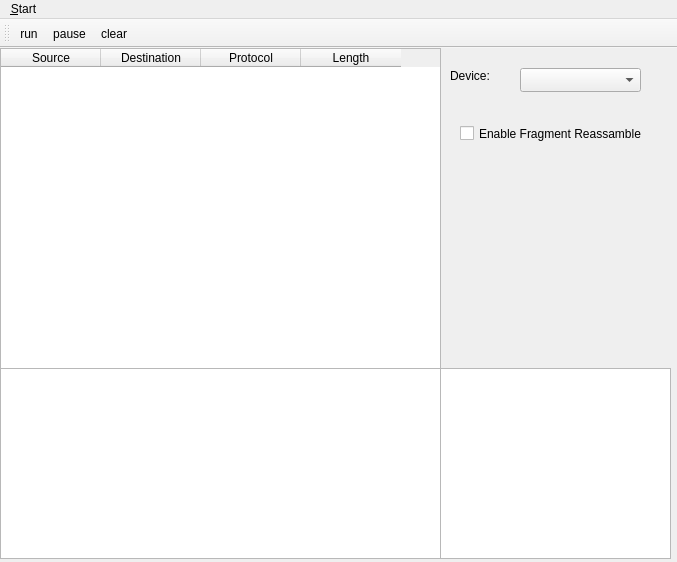
Qt form mainwindow.ui (Epsilon314/sniffer) before a commit.
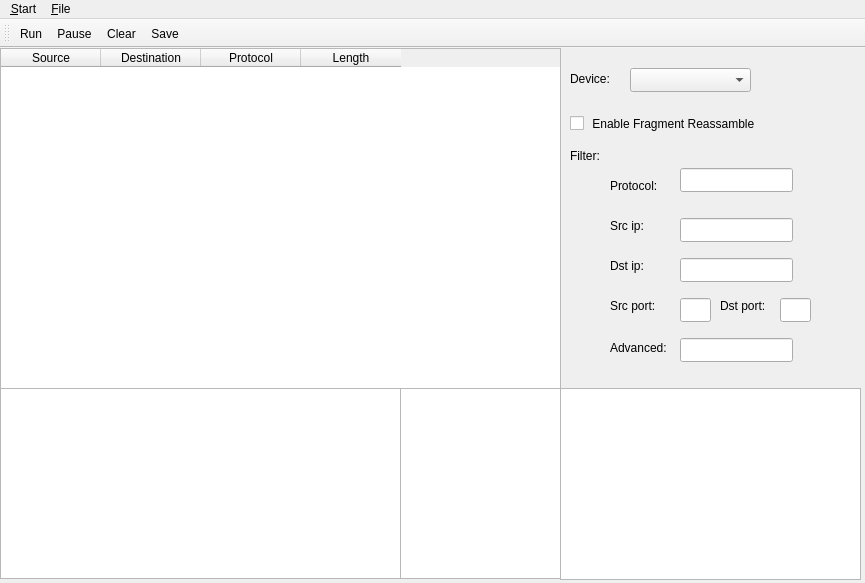
The same form after that commit.

The edit to the form file:
```diff
--- a/mainwindow.ui
+++ b/mainwindow.ui
@@ -6,8 +6,8 @@
    <rect>
     <x>0</x>
     <y>0</y>
-    <width>677</width>
-    <height>562</height>
+    <width>865</width>
+    <height>583</height>
    </rect>
   </property>
   <property name="windowTitle">
@@ -17,7 +17,7 @@
    <widget class="QComboBox" name="comboBox">
     <property name="geometry">
      <rect>
-      <x>520</x>
+      <x>630</x>
       <y>20</y>
       <width>121</width>
       <height>24</height>
@@ -29,8 +29,8 @@
      <rect>
       <x>0</x>
       <y>0</y>
-      <width>441</width>
-      <height>321</height>
+      <width>561</width>
+      <height>341</height>
      </rect>
     </property>
     <column>
@@ -70,8 +70,8 @@
     <property name="geometry">
      <rect>
       <x>0</x>
-      <y>320</y>
-      <width>441</width>
+      <y>340</y>
+      <width>401</width>
       <height>191</height>
      </rect>
     </property>
@@ -87,10 +87,10 @@
    <widget class="QLabel" name="label">
     <property name="geometry">
      <rect>
-      <x>450</x>
+      <x>570</x>
       <y>20</y>
-      <width>46</width>
-      <height>16</height>
+      <width>51</width>
+      <height>21</height>
      </rect>
     </property>
     <property name="text">
@@ -100,9 +100,9 @@
    <widget class="QTextBrowser" name="textBrowser_2">
     <property name="geometry">
      <rect>
-      <x>440</x>
-      <y>320</y>
-      <width>231</width>
+      <x>400</x>
+      <y>340</y>
+      <width>161</width>
       <height>191</height>
      </rect>
     </property>
@@ -110,14 +110,175 @@
    <widget class="QCheckBox" name="checkBox">
     <property name="geometry">
      <rect>
-      <x>460</x>
-      <y>50</y>
-      <width>201</width>
+      <x>570</x>
+      <y>40</y>
+      <width>211</width>
       <height>71</height>
      </rect>
     </property>
     <property name="text">
-     <string>Enable Fragment Reassamble</string>
+     <string> Enable Fragment Reassamble</string>
+    </property>
+   </widget>
+   <widget class="QTextBrowser" name="textBrowser_3">
+    <property name="geometry">
+     <rect>
+      <x>560</x>
+      <y>340</y>
+      <width>301</width>
+      <height>192</height>
+     </rect>
+    </property>
+   </widget>
+   <widget class="QLabel" name="label_2">
+    <property name="geometry">
+     <rect>
+      <x>570</x>
+      <y>100</y>
+      <width>60</width>
+      <height>16</height>
+     </rect>
+    </property>
+    <property name="text">
+     <string>Filter:</string>
+    </property>
+   </widget>
+   <widget class="QLabel" name="label_3">
+    <property name="geometry">
+     <rect>
+      <x>610</x>
+      <y>130</y>
+      <width>60</width>
+      <height>16</height>
+     </rect>
+    </property>
+    <property name="text">
+     <string>Protocol:</string>
+    </property>
+   </widget>
+   <widget class="QLabel" name="label_4">
+    <property name="geometry">
+     <rect>
+      <x>610</x>
+      <y>170</y>
+      <width>60</width>
+      <height>16</height>
+     </rect>
+    </property>
+    <property name="text">
+     <string>Src ip:</string>
+    </property>
+   </widget>
+   <widget class="QLabel" name="label_5">
+    <property name="geometry">
+     <rect>
+      <x>610</x>
+      <y>210</y>
+      <width>60</width>
+      <height>16</height>
+     </rect>
+    </property>
+    <property name="text">
+     <string>Dst ip:</string>
+    </property>
+   </widget>
+   <widget class="QLabel" name="label_6">
+    <property name="geometry">
+     <rect>
+      <x>610</x>
+      <y>250</y>
+      <width>60</width>
+      <height>16</height>
+     </rect>
+    </property>
+    <property name="text">
+     <string>Src port:</string>
+    </property>
+   </widget>
+   <widget class="QLabel" name="label_7">
+    <property name="geometry">
+     <rect>
+      <x>720</x>
+      <y>250</y>
+      <width>60</width>
+      <height>16</height>
+     </rect>
+    </property>
+    <property name="text">
+     <string>Dst port:</string>
+    </property>
+   </widget>
+   <widget class="QLabel" name="label_8">
+    <property name="geometry">
+     <rect>
+      <x>610</x>
+      <y>290</y>
+      <width>71</width>
+      <height>20</height>
+     </rect>
+    </property>
+    <property name="text">
+     <string>Advanced:</string>
+    </property>
+   </widget>
+   <widget class="QLineEdit" name="lineEdit">
+    <property name="geometry">
+     <rect>
+      <x>680</x>
+      <y>120</y>
+      <width>113</width>
+      <height>24</height>
+     </rect>
+    </property>
+   </widget>
+   <widget class="QLineEdit" name="lineEdit_2">
+    <property name="geometry">
+     <rect>
+      <x>680</x>
+      <y>170</y>
+      <width>113</width>
+      <height>24</height>
+     </rect>
+    </property>
+   </widget>
+   <widget class="QLineEdit" name="lineEdit_3">
+    <property name="geometry">
+     <rect>
+      <x>680</x>
+      <y>210</y>
+      <width>113</width>
+      <height>24</height>
+     </rect>
+    </property>
+   </widget>
+   <widget class="QLineEdit" name="lineEdit_4">
+    <property name="geometry">
+     <rect>
+      <x>680</x>
+      <y>250</y>
+      <width>31</width>
+      <height>24</height>
+     </rect>
+    </property>
+   </widget>
+   <widget class="QLineEdit" name="lineEdit_6">
+    <property name="geometry">
+     <rect>
+      <x>680</x>
+      <y>290</y>
+      <width>113</width>
+      <height>24</height>
+     </rect>
+    </property>
+   </widget>
+   <widget class="QLineEdit" name="lineEdit_5">
+    <property name="geometry">
+     <rect>
+      <x>780</x>
+      <y>250</y>
+      <width>31</width>
+      <height>24</height>
+     </rect>
     </property>
    </widget>
   </widget>
@@ -126,7 +287,7 @@
     <rect>
      <x>0</x>
      <y>0</y>
-     <width>677</width>
+     <width>865</width>
      <height>22</height>
     </rect>
    </property>
@@ -138,7 +299,14 @@
     <addaction name="actionsniffpause"/>
     <addaction name="actionsniffclear"/>
    </widget>
+   <widget class="QMenu" name="menu_File">
+    <property name="title">
+     <string>&amp;File</string>
+    </property>
+    <addaction name="actionSave"/>
+   </widget>
    <addaction name="menu_Start"/>
+   <addaction name="menu_File"/>
   </widget>
   <widget class="QToolBar" name="toolBar">
    <property name="windowTitle">
@@ -153,10 +321,11 @@
    <addaction name="actionsniffrun"/>
    <addaction name="actionsniffpause"/>
    <addaction name="actionsniffclear"/>
+   <addaction name="actionSave"/>
   </widget>
   <action name="actionsniffclear">
    <property name="text">
-    <string>clear</string>
+    <string>Clear</string>
    </property>
    <property name="toolTip">
     <string>clear</string>
@@ -164,7 +333,7 @@
   </action>
   <action name="actionsniffpause">
    <property name="text">
-    <string>pause</string>
+    <string>Pause</string>
    </property>
    <property name="toolTip">
     <string>pause</string>
@@ -175,7 +344,7 @@
   </action>
   <action name="actionsniffrun">
    <property name="text">
-    <string>run</string>
+    <string>Run</string>
    </property>
    <property name="toolTip">
     <string>run</string>
@@ -184,6 +353,14 @@
     <string>Ctrl+R</string>
    </property>
   </action>
+  <action name="actionSave">
+   <property name="text">
+    <string>Save</string>
+   </property>
+   <property name="toolTip">
+    <string>save</string>
+   </property>
+  </action>
  </widget>
  <layoutdefault spacing="6" margin="11"/>
  <resources/>
```
Left out of the diff: 23 changed lines with no effect on the pictures.
